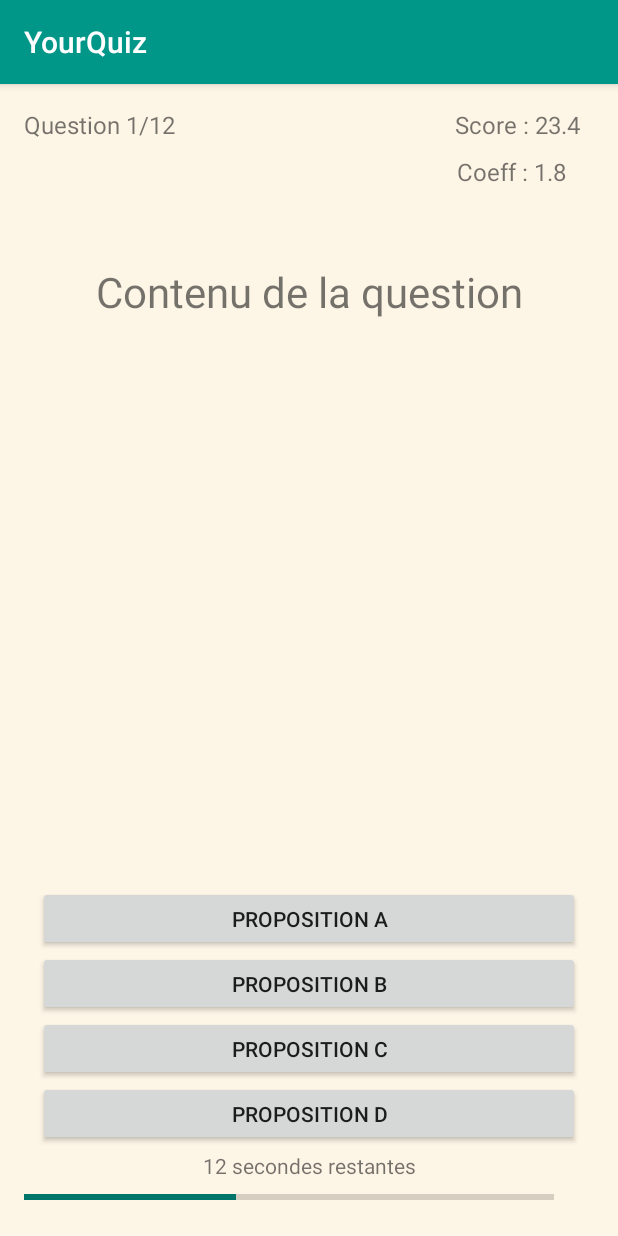
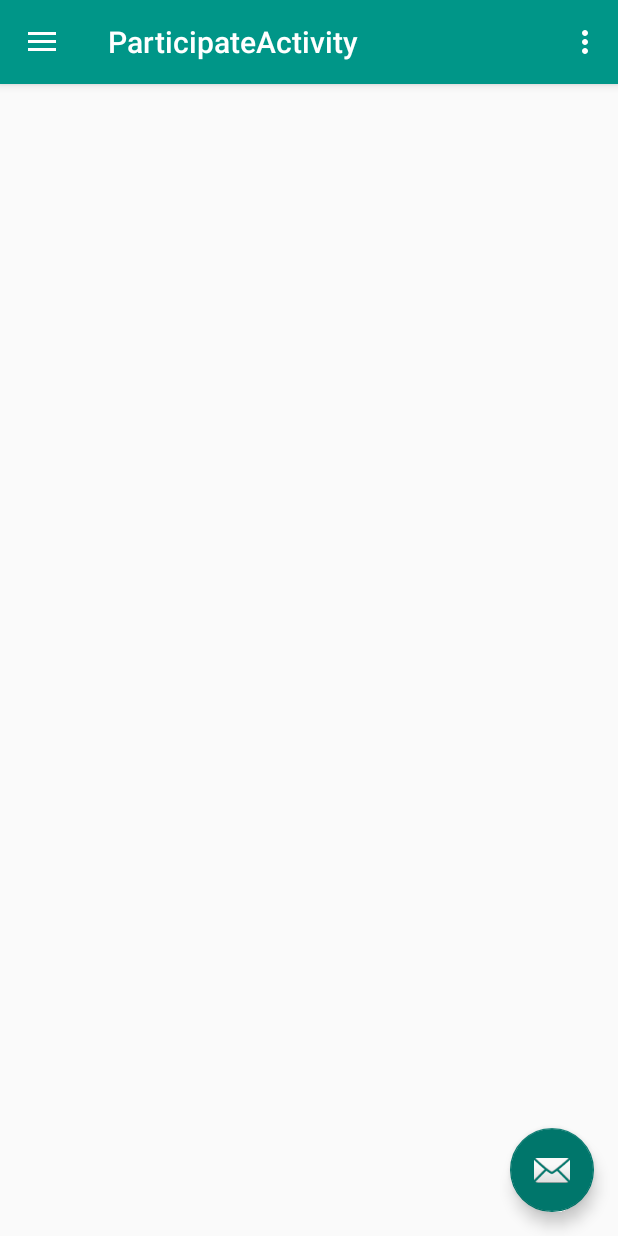
Before and after one commit to stevenliatti/quiz, an Android app: the screen it shows after launch (ParticipateQuizActivity before the commit, ParticipateActivity after it), after a tap on "PARTICIPER QUIZ", on a phone screen of 412 x 824 dp. Run offline under Robolectric (Android 15) with nearby library versions, the phone set to English and light mode, and no system bars.

Commit message:
Add navigation menu (video tutorial https://www.youtube.com/watch?v=ju837bQOBfg)

```diff
--- a/src/android/YourQuiz/app/build.gradle
+++ b/src/android/YourQuiz/app/build.gradle
@@ -21,9 +21,9 @@ android {
 dependencies {
     implementation fileTree(dir: 'libs', include: ['*.jar'])
     implementation 'com.android.support:appcompat-v7:26.1.0'
+    implementation 'com.android.support:design:26.1.0'
     implementation 'com.android.support.constraint:constraint-layout:1.0.2'
     implementation 'com.android.support:support-v4:26.1.0'
-    implementation 'com.android.support:design:26.1.0'
     testImplementation 'junit:junit:4.12'
     androidTestImplementation 'com.android.support.test:runner:1.0.1'
     androidTestImplementation 'com.android.support.test.espresso:espresso-core:3.0.1'
--- a/src/android/YourQuiz/app/src/main/java/hepia/ch/yourquiz/MainActivity.java
+++ b/src/android/YourQuiz/app/src/main/java/hepia/ch/yourquiz/MainActivity.java
@@ -24,15 +24,7 @@ public class MainActivity extends AppCompatActivity {
         final Button btnParticipateQuiz = findViewById(R.id.btnParticipateQuiz);
         btnParticipateQuiz.setOnClickListener(new View.OnClickListener() {
             public void onClick(View v) {
-                Intent intent = new Intent(v.getContext(), ParticipateQuizActivity.class);
-                startActivity(intent);
-            }
-        });
-
-        final Button btnCreateQuiz = findViewById(R.id.btnCreateQuiz);
-        btnCreateQuiz.setOnClickListener(new View.OnClickListener() {
-            public void onClick(View v) {
-                Intent intent = new Intent(v.getContext(), CreateQuizActivity.class);
+                Intent intent = new Intent(v.getContext(), ParticipateActivity.class);
                 startActivity(intent);
             }
         });
--- /dev/null
+++ b/src/android/YourQuiz/app/src/main/java/hepia/ch/yourquiz/ParticipateActivity.java
@@ -0,0 +1,102 @@
+package hepia.ch.yourquiz;
+
+import android.app.FragmentManager;
+import android.os.Bundle;
+import android.support.design.widget.FloatingActionButton;
+import android.support.design.widget.Snackbar;
+import android.view.View;
+import android.support.design.widget.NavigationView;
+import android.support.v4.view.GravityCompat;
+import android.support.v4.widget.DrawerLayout;
+import android.support.v7.app.ActionBarDrawerToggle;
+import android.support.v7.app.AppCompatActivity;
+import android.support.v7.widget.Toolbar;
+import android.view.Menu;
+import android.view.MenuItem;
+
+public class ParticipateActivity extends AppCompatActivity implements NavigationView.OnNavigationItemSelectedListener {
+
+    @Override
+    protected void onCreate(Bundle savedInstanceState) {
+        super.onCreate(savedInstanceState);
+        setContentView(R.layout.activity_participate);
+        Toolbar toolbar = (Toolbar) findViewById(R.id.toolbar);
+        setSupportActionBar(toolbar);
+
+        FloatingActionButton fab = (FloatingActionButton) findViewById(R.id.fab);
+        fab.setOnClickListener(new View.OnClickListener() {
+            @Override
+            public void onClick(View view) {
+                Snackbar.make(view, "Replace with your own action", Snackbar.LENGTH_LONG).setAction("Action", null).show();
+            }
+        });
+
+        DrawerLayout drawer = (DrawerLayout) findViewById(R.id.drawer_layout);
+        ActionBarDrawerToggle toggle = new ActionBarDrawerToggle(this, drawer, toolbar, R.string.navigation_drawer_open, R.string.navigation_drawer_close);
+        drawer.addDrawerListener(toggle);
+        toggle.syncState();
+
+        NavigationView navigationView = (NavigationView) findViewById(R.id.nav_view);
+        navigationView.setNavigationItemSelectedListener(this);
+    }
+
+    @Override
+    public void onBackPressed() {
+        DrawerLayout drawer = (DrawerLayout) findViewById(R.id.drawer_layout);
+        if (drawer.isDrawerOpen(GravityCompat.START)) {
+            drawer.closeDrawer(GravityCompat.START);
+        } else {
+            super.onBackPressed();
+        }
+    }
+
+    @Override
+    public boolean onCreateOptionsMenu(Menu menu) {
+        // Inflate the menu; this adds items to the action bar if it is present.
+        getMenuInflater().inflate(R.menu.participate, menu);
+        return true;
+    }
+
+    @Override
+    public boolean onOptionsItemSelected(MenuItem item) {
+        // Handle action bar item clicks here. The action bar will
+        // automatically handle clicks on the Home/Up button, so long
+        // as you specify a parent activity in AndroidManifest.xml.
+        int id = item.getItemId();
+
+        //noinspection SimplifiableIfStatement
+        if (id == R.id.action_settings) {
+            return true;
+        }
+
+        return super.onOptionsItemSelected(item);
+    }
+
+    @SuppressWarnings("StatementWithEmptyBody")
+    @Override
+    public boolean onNavigationItemSelected(MenuItem item) {
+        // Handle navigation view item clicks here.
+        int id = item.getItemId();
+        FragmentManager fragmentManager = getFragmentManager();
+
+        if (id == R.id.participation_layout) {
+            fragmentManager.beginTransaction()
+                    .replace(R.id.content_frame, new ParticipateFragment())
+                    .commit();
+        } else if (id == R.id.nav_gallery) {
+
+        } else if (id == R.id.nav_slideshow) {
+
+        } else if (id == R.id.nav_manage) {
+
+        } else if (id == R.id.nav_share) {
+
+        } else if (id == R.id.nav_send) {
+
+        }
+
+        DrawerLayout drawer = (DrawerLayout) findViewById(R.id.drawer_layout);
+        drawer.closeDrawer(GravityCompat.START);
+        return true;
+    }
+}
--- /dev/null
+++ b/src/android/YourQuiz/app/src/main/res/layout/activity_participate.xml
@@ -0,0 +1,25 @@
+<?xml version="1.0" encoding="utf-8"?>
+<android.support.v4.widget.DrawerLayout xmlns:android="http://schemas.android.com/apk/res/android"
+    xmlns:app="http://schemas.android.com/apk/res-auto"
+    xmlns:tools="http://schemas.android.com/tools"
+    android:id="@+id/drawer_layout"
+    android:layout_width="match_parent"
+    android:layout_height="match_parent"
+    android:fitsSystemWindows="true"
+    tools:openDrawer="start">
+
+    <include
+        layout="@layout/app_bar_participate"
+        android:layout_width="match_parent"
+        android:layout_height="match_parent" />
+
+    <android.support.design.widget.NavigationView
+        android:id="@+id/nav_view"
+        android:layout_width="wrap_content"
+        android:layout_height="match_parent"
+        android:layout_gravity="start"
+        android:fitsSystemWindows="true"
+        app:headerLayout="@layout/nav_header_participate"
+        app:menu="@menu/activity_participate_drawer" />
+
+</android.support.v4.widget.DrawerLayout>
--- /dev/null
+++ b/src/android/YourQuiz/app/src/main/res/layout/app_bar_participate.xml
@@ -0,0 +1,33 @@
+<?xml version="1.0" encoding="utf-8"?>
+<android.support.design.widget.CoordinatorLayout xmlns:android="http://schemas.android.com/apk/res/android"
+    xmlns:app="http://schemas.android.com/apk/res-auto"
+    xmlns:tools="http://schemas.android.com/tools"
+    android:layout_width="match_parent"
+    android:layout_height="match_parent"
+    tools:context="hepia.ch.yourquiz.ParticipateActivity">
+
+    <android.support.design.widget.AppBarLayout
+        android:layout_width="match_parent"
+        android:layout_height="wrap_content"
+        android:theme="@style/AppTheme.AppBarOverlay">
+
+        <android.support.v7.widget.Toolbar
+            android:id="@+id/toolbar"
+            android:layout_width="match_parent"
+            android:layout_height="?attr/actionBarSize"
+            android:background="?attr/colorPrimary"
+            app:popupTheme="@style/AppTheme.PopupOverlay" />
+
+    </android.support.design.widget.AppBarLayout>
+
+    <include layout="@layout/content_participate" />
+
+    <android.support.design.widget.FloatingActionButton
+        android:id="@+id/fab"
+        android:layout_width="wrap_content"
+        android:layout_height="wrap_content"
+        android:layout_gravity="bottom|end"
+        android:layout_margin="@dimen/fab_margin"
+        app:srcCompat="@android:drawable/ic_dialog_email" />
+
+</android.support.design.widget.CoordinatorLayout>
--- /dev/null
+++ b/src/android/YourQuiz/app/src/main/res/layout/content_participate.xml
@@ -0,0 +1,16 @@
+<?xml version="1.0" encoding="utf-8"?>
+<android.support.constraint.ConstraintLayout xmlns:android="http://schemas.android.com/apk/res/android"
+    xmlns:app="http://schemas.android.com/apk/res-auto"
+    xmlns:tools="http://schemas.android.com/tools"
+    android:layout_width="match_parent"
+    android:layout_height="match_parent"
+    app:layout_behavior="@string/appbar_scrolling_view_behavior"
+    tools:context="hepia.ch.yourquiz.ParticipateActivity"
+    tools:showIn="@layout/app_bar_participate">
+
+    <FrameLayout
+        android:id="@+id/content_frame"
+        android:layout_width="match_parent"
+        android:layout_height="match_parent" />
+
+</android.support.constraint.ConstraintLayout>
--- /dev/null
+++ b/src/android/YourQuiz/app/src/main/res/menu/activity_participate_drawer.xml
@@ -0,0 +1,38 @@
+<?xml version="1.0" encoding="utf-8"?>
+<menu xmlns:android="http://schemas.android.com/apk/res/android"
+    xmlns:tools="http://schemas.android.com/tools"
+    tools:showIn="navigation_view">
+
+    <group android:checkableBehavior="single">
+        <item
+            android:id="@+id/participation_layout"
+            android:icon="@drawable/ic_menu_camera"
+            android:title="Participation" />
+        <item
+            android:id="@+id/nav_gallery"
+            android:icon="@drawable/ic_menu_gallery"
+            android:title="Gallery" />
+        <item
+            android:id="@+id/nav_slideshow"
+            android:icon="@drawable/ic_menu_slideshow"
+            android:title="Slideshow" />
+        <item
+            android:id="@+id/nav_manage"
+            android:icon="@drawable/ic_menu_manage"
+            android:title="Tools" />
+    </group>
+
+    <item android:title="Communicate">
+        <menu>
+            <item
+                android:id="@+id/nav_share"
+                android:icon="@drawable/ic_menu_share"
+                android:title="Share" />
+            <item
+                android:id="@+id/nav_send"
+                android:icon="@drawable/ic_menu_send"
+                android:title="Send" />
+        </menu>
+    </item>
+
+</menu>
--- a/src/android/YourQuiz/app/src/main/res/menu/main.xml
+++ /dev/null
@@ -1,3 +0,0 @@
-<?xml version="1.0" encoding="utf-8"?>
-<menu xmlns:android="http://schemas.android.com/apk/res/android"
-    xmlns:app="http://schemas.android.com/apk/res-auto"></menu>
--- /dev/null
+++ b/src/android/YourQuiz/app/src/main/res/menu/participate.xml
@@ -0,0 +1,9 @@
+<?xml version="1.0" encoding="utf-8"?>
+<menu xmlns:android="http://schemas.android.com/apk/res/android"
+    xmlns:app="http://schemas.android.com/apk/res-auto">
+    <item
+        android:id="@+id/action_settings"
+        android:orderInCategory="100"
+        android:title="@string/action_settings"
+        app:showAsAction="never" />
+</menu>
--- a/src/android/YourQuiz/app/src/main/res/values/strings.xml
+++ b/src/android/YourQuiz/app/src/main/res/values/strings.xml
@@ -30,4 +30,5 @@
     <string name="navigation_drawer_close">Close navigation drawer</string>
 
     <string name="action_settings">Settings</string>
+    <string name="title_activity_participate">ParticipateActivity</string>
 </resources>
```
Also changed, not shown: src/android/YourQuiz/app/src/main/AndroidManifest.xml (+6 -2 lines), src/android/YourQuiz/app/src/main/java/hepia/ch/yourquiz/ParticipateFragment.java (added, +23 -0 lines), src/android/YourQuiz/app/src/main/java/hepia/ch/yourquiz/ParticipateQuizActivity.java (+23 -10 lines), src/android/YourQuiz/app/src/main/res/layout/activity_main.xml (+0 -10 lines), src/android/YourQuiz/app/src/main/res/layout/nav_header_participate.xml (added, +35 -0 lines), src/android/YourQuiz/app/src/main/res/menu/activity_main_drawer.xml (deleted, +0 -21 lines).
